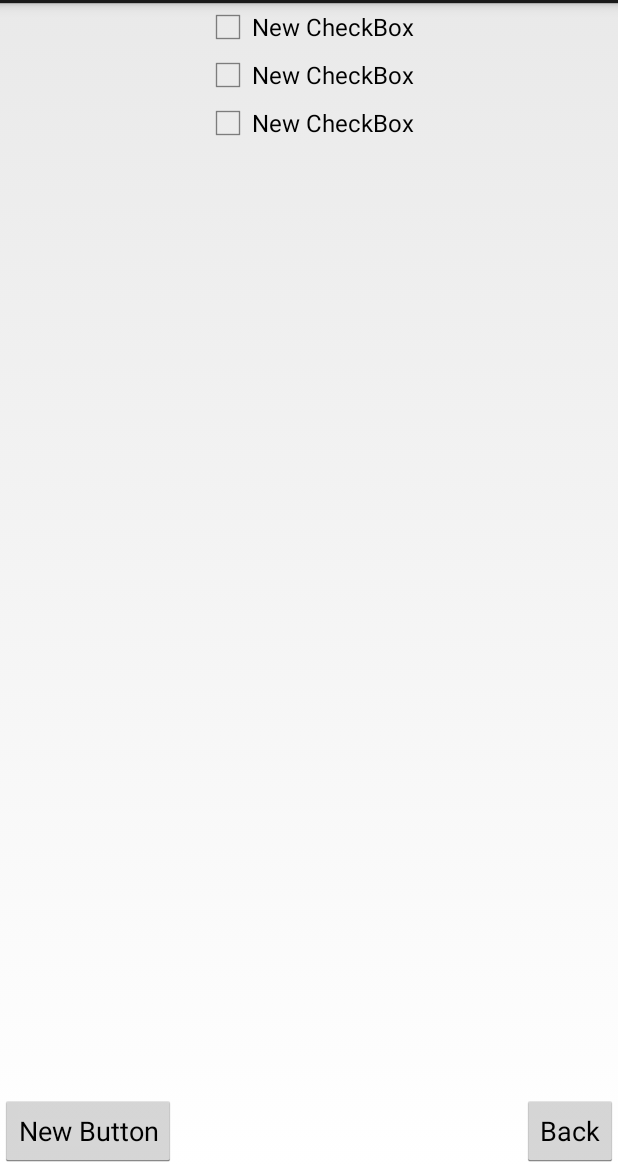
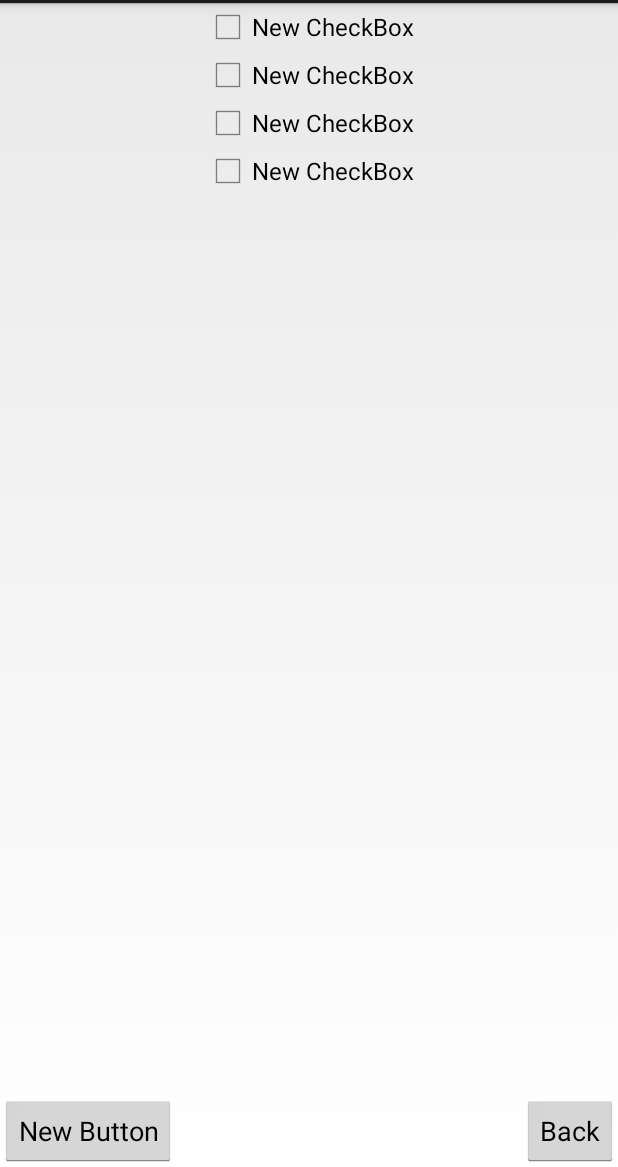
Before and after one commit to wolfbeisz/wearable, an Android app: the MultipleChoiceActivity screen opened directly, with no data from a screen before it, on a phone screen of 412 x 824 dp, the part 69-1236 px from its top. Run offline under Robolectric (Android 15) with nearby library versions, the phone set to English and light mode, and no system bars; libraries missing offline, so code that uses them is left out: com.vuzix.speech; 8 statements that could not run were skipped.

Commit message:
4.Gui element added

```diff
--- a/Vuzix/app/src/main/java/android/demo/mobile/dhbw/de/dhbwmobiledemo/MultipleChoiceActivity.java
+++ b/Vuzix/app/src/main/java/android/demo/mobile/dhbw/de/dhbwmobiledemo/MultipleChoiceActivity.java
@@ -39,6 +39,9 @@ public class MultipleChoiceActivity extends MainActivity {
 
         c = (CheckBox) findViewById(R.id.selection3);
         c.setText(node.getEdgeList().get(2).text);
+
+        c = (CheckBox) findViewById(R.id.selection4);
+        c.setText(node.getEdgeList().get(3).text);
 
         Button b = (Button) findViewById(R.id.buttonForward);
         b.setText(node.getForwardText());
@@ -94,6 +97,8 @@ public class MultipleChoiceActivity extends MainActivity {
                                 checkCheckBox(R.id.selection2, 1);
                             } else if (result.contains("3")) {
                                 checkCheckBox(R.id.selection3, 2);
+                            } else if (result.contains("4")) {
+                                checkCheckBox(R.id.selection4, 3);
                             }
                             return;
                         }
--- a/Vuzix/app/src/main/res/layout/activity_multiplechoice.xml
+++ b/Vuzix/app/src/main/res/layout/activity_multiplechoice.xml
@@ -32,6 +32,14 @@
         android:layout_gravity="center_horizontal"
         android:layout_below="@+id/selection2"
         android:layout_centerHorizontal="true" />
+    <CheckBox
+        android:layout_width="wrap_content"
+        android:layout_height="wrap_content"
+        android:text="New CheckBox"
+        android:id="@+id/selection4"
+        android:layout_gravity="center_horizontal"
+        android:layout_below="@+id/selection3"
+        android:layout_centerHorizontal="true" />
 
     <Button
         android:layout_width="wrap_content"
@@ -49,4 +57,6 @@
         android:layout_gravity="right"
         android:layout_alignParentBottom="true"
         android:layout_alignParentRight="true" />
+
+
 </RelativeLayout>
```
Also changed, not shown: Vuzix/app/src/main/java/android/demo/mobile/dhbw/de/dhbwmobiledemo/SingleChoiceActivity.java (+10 -0 lines), Vuzix/app/src/main/res/layout/activity_singlechoice.xml (+7 -0 lines).
